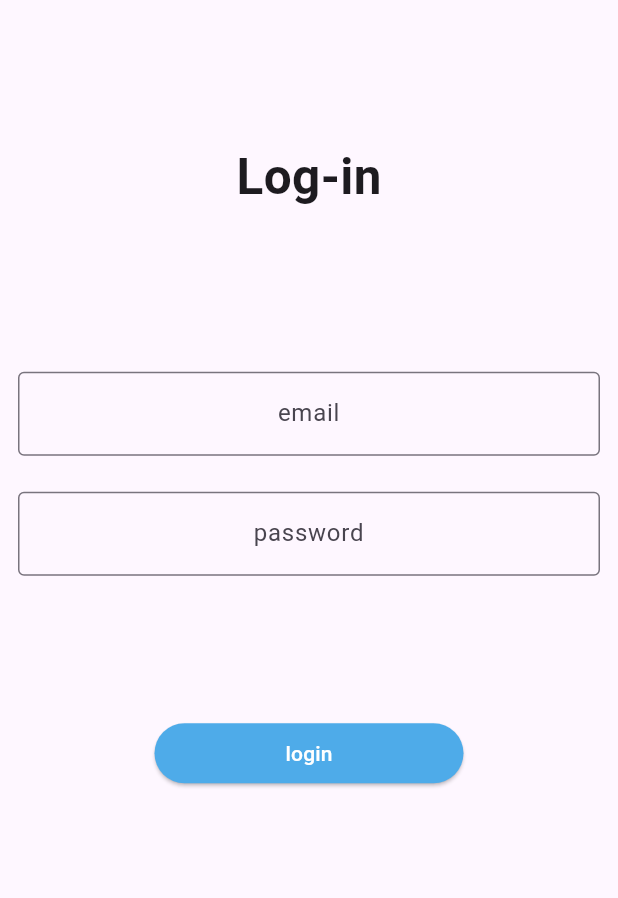
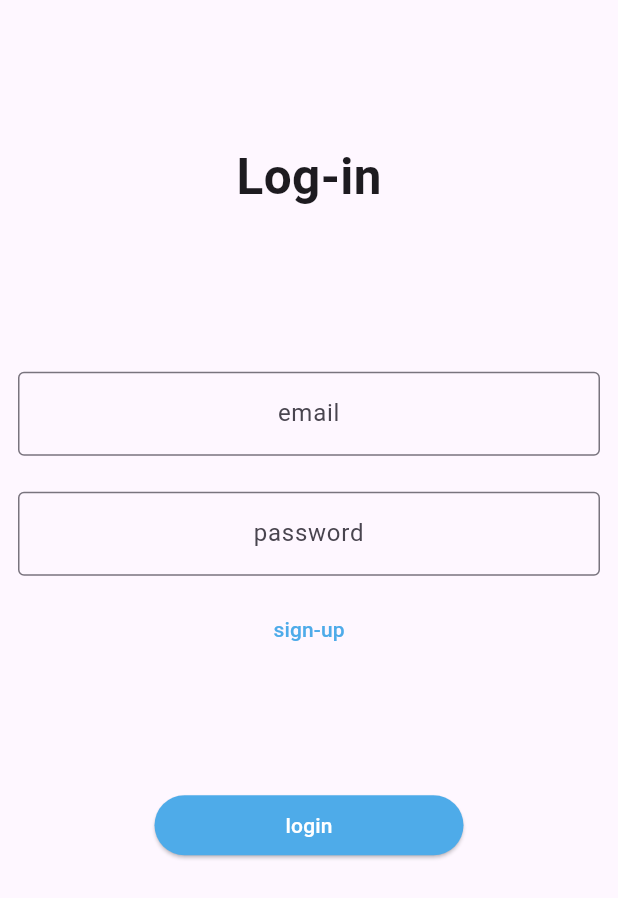
Before and after one commit to eduardobandeiramg/nex-task, a Flutter app: the Login screen opened directly, on a phone screen of 412 x 824 dp. Shown: the top 898 px of the screen. Run offline on Flutter 3.47's test engine with Material 3 defaults, Android fonts, the phone set to English and light mode, and no system bars; our stand-ins replace flutter_bloc, supabase_flutter; accounts and stored records are empty.

Commit message:
login and registering working

```diff
--- a/lib/view/components/buttons/standard_button.dart
+++ b/lib/view/components/buttons/standard_button.dart
@@ -3,6 +3,7 @@ import 'package:nex_task/controller/user_controller.dart';
 import 'package:nex_task/utils/app_color.dart';
 import 'package:nex_task/utils/dimensions.dart';
 import 'package:nex_task/utils/enums/button_types.dart';
+import 'package:supabase_flutter/supabase_flutter.dart';
 
 class StandardButton extends StatelessWidget {
   ButtonTypes buttonTypes;
@@ -19,7 +20,7 @@ class StandardButton extends StatelessWidget {
       child: ElevatedButton(
         onPressed: () async {
           if(buttonTypes == ButtonTypes.login){
-
+            await UserController().login(email, password1);
           }
           else if(buttonTypes == ButtonTypes.createAccount){
             await UserController().createUser(email, password1, password2);
--- a/lib/view/screens/access/login.dart
+++ b/lib/view/screens/access/login.dart
@@ -4,6 +4,7 @@ import 'package:nex_task/utils/enums/button_types.dart';
 import 'package:nex_task/view/components/buttons/standard_button.dart';
 import 'package:nex_task/view/components/text_form_fields/standard_text_form_field.dart';
 import 'package:nex_task/utils/enums/text_form_field_input.dart';
+import 'package:nex_task/view/screens/access/register.dart';
 
 class Login extends StatelessWidget {
   Login({super.key});
@@ -35,8 +36,14 @@ class Login extends StatelessWidget {
                 textFormFieldInput: TextFormFieldInput.password,
                 controller: passwordController,
               ),
+              TextButton(
+                onPressed: () {
+                  Navigator.of(context).push(MaterialPageRoute(builder: (context) => Register()));
+                },
+                child: Text("sign-up", style: TextStyle(color: Theme.of(context).primaryColor)),
+              ),
               SizedBox(height: Dimensions.height * 0.1),
-              StandardButton(buttonTypes: ButtonTypes.login),
+              StandardButton(buttonTypes: ButtonTypes.login, email: emailController.text, password1: passwordController.text,),
             ],
           ),
         ),
--- a/lib/view/screens/access/register.dart
+++ b/lib/view/screens/access/register.dart
@@ -20,11 +20,12 @@ class _RegisterState extends State<Register> {
   @override
   Widget build(BuildContext context) {
     return Scaffold(
+      appBar: AppBar(iconTheme: IconThemeData(color: Theme.of(context).primaryColor)),
       body: SingleChildScrollView(
         child: Form(
           child: Column(
             children: [
-              SizedBox(height: Dimensions.height * 0.1),
+              //SizedBox(height: Dimensions.height * 0.1),
               Padding(
                 padding: EdgeInsets.all(12),
                 child: Text(
--- a/lib/view/screens/auth_gate/auth_gate.dart
+++ b/lib/view/screens/auth_gate/auth_gate.dart
@@ -17,7 +17,7 @@ class AuthGate extends Cubit<AuthenticationState> {
       final Session? session = data.session;
       print('EVENTO: $event, SESSÃO: $session');
       switch (event) {
-        case AuthChangeEvent.signedIn:
+        case AuthChangeEvent.signedIn || AuthChangeEvent.initialSession:
           emit(AuthenticationState.loggedIn);
         case AuthChangeEvent.signedOut:
           emit(AuthenticationState.loggedOut);
```
Also changed, not shown: lib/controller/user_controller.dart (+9 -0 lines), lib/services/auth/auth_service.dart (+12 -1 lines).
